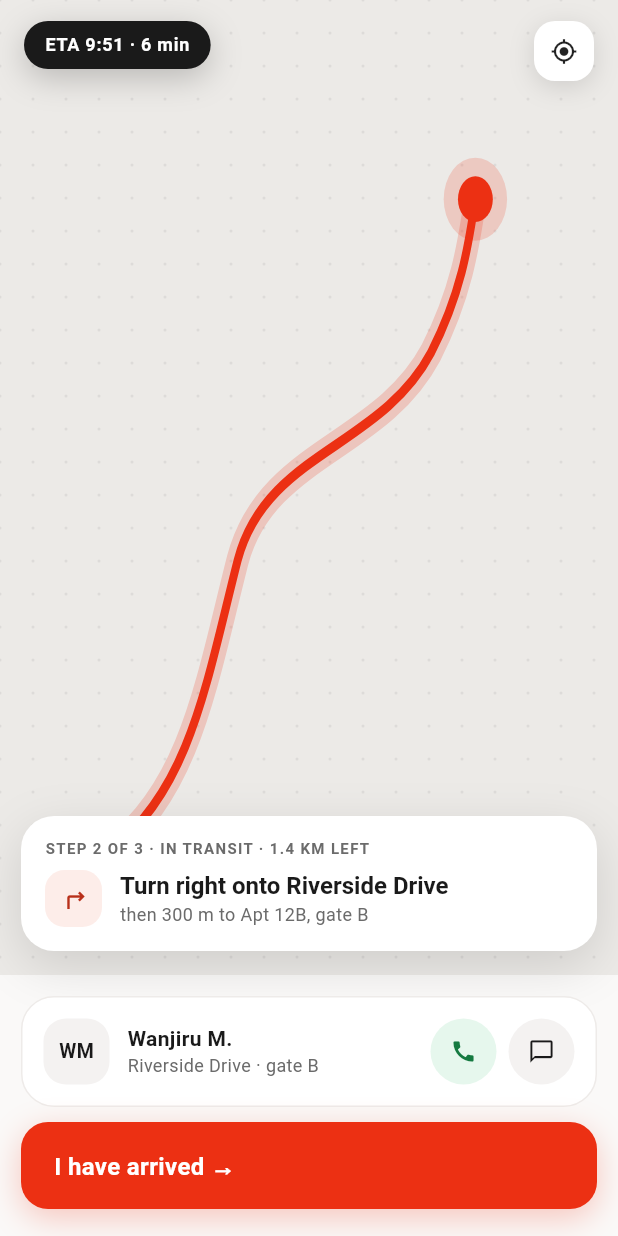
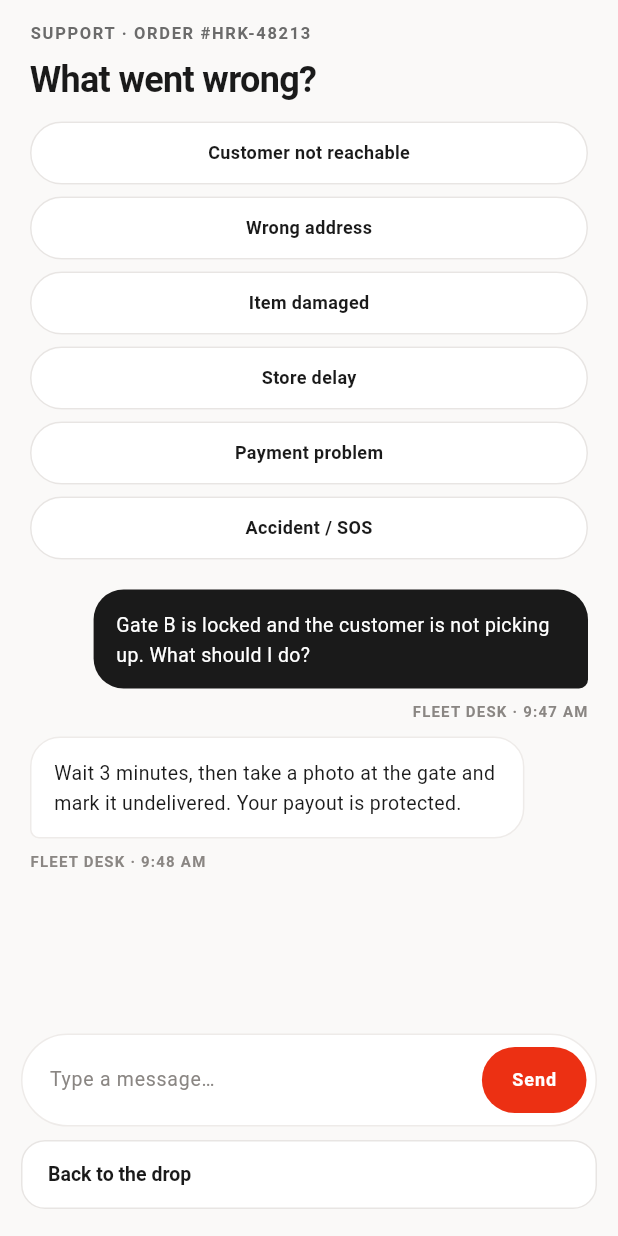
Before and after one commit to harrakaquick-dotcom/Delivery_app, a Flutter app: the RideScreen screen opened by its route, after a tap on the "chat bubble outline" icon, on a phone screen of 412 x 824 dp. Run offline on Flutter 3.47's test engine with Material 3 defaults, Android fonts, the phone set to English and light mode, and no system bars; our stand-ins replace flutter_riverpod, flutter_svg; Roboto replaces fonts that are missing (Archivo).

Commit message:
Add support chat screen and wire message, tool and help entry points
Co-Authored-By: Claude Sonnet 5 <noreply@anthropic.com>

```diff
--- a/lib/core/routing/app_router.dart
+++ b/lib/core/routing/app_router.dart
@@ -9,6 +9,7 @@ import '../../features/delivery/presentation/screens/order_completed_screen.dart
 import '../../features/delivery/presentation/screens/order_request_screen.dart';
 import '../../features/delivery/presentation/screens/ride_screen.dart';
 import '../../features/delivery/presentation/screens/store_pickup_screen.dart';
+import '../../features/support/presentation/screens/support_screen.dart';
 import '../../features/shell/presentation/screens/main_shell.dart';
 import '../../features/splash/presentation/screens/splash_screen.dart';
 import 'route_names.dart';
@@ -46,6 +47,8 @@ class AppRouter {
         return const CollectPaymentScreen();
       case RouteNames.done:
         return const OrderCompletedScreen();
+      case RouteNames.support:
+        return SupportScreen(orderId: settings.arguments as String?);
       case RouteNames.splash:
       default:
         return const SplashScreen();
--- a/lib/core/routing/route_names.dart
+++ b/lib/core/routing/route_names.dart
@@ -13,4 +13,5 @@ class RouteNames {
   static const String deliver = '/deliver';
   static const String cash = '/cash';
   static const String done = '/done';
+  static const String support = '/support';
 }
--- a/lib/features/delivery/presentation/screens/ride_screen.dart
+++ b/lib/features/delivery/presentation/screens/ride_screen.dart
@@ -142,7 +142,12 @@ class RideScreen extends ConsumerWidget {
                           icon: Icons.chat_bubble_outline,
                           background: AppColors.surface,
                           foreground: AppColors.textPrimary,
-                          onTap: onMessage ?? () {},
+                          onTap:
+                              onMessage ??
+                              () => Navigator.of(context).pushNamed(
+                                RouteNames.support,
+                                arguments: order.id,
+                              ),
                         ),
                       ],
                     ),
--- a/lib/features/shell/presentation/screens/main_shell.dart
+++ b/lib/features/shell/presentation/screens/main_shell.dart
@@ -41,8 +41,9 @@ class MainShell extends ConsumerWidget {
                     Navigator.of(context).pushNamed(RouteNames.cash);
                   case ShiftToolTarget.incentives:
                     Navigator.of(context).pushNamed(RouteNames.done);
+                  case ShiftToolTarget.support:
+                    Navigator.of(context).pushNamed(RouteNames.support);
                   case ShiftToolTarget.slots:
-                  case ShiftToolTarget.support:
                     break;
                 }
               },
@@ -52,7 +53,10 @@ class MainShell extends ConsumerWidget {
             const OrdersScreen(),
             const EarningsScreen(),
             const NotificationsScreen(),
-            const ProfileScreen(),
+            ProfileScreen(
+              onOpenHelp: () =>
+                  Navigator.of(context).pushNamed(RouteNames.support),
+            ),
           ],
         ),
       ),
--- /dev/null
+++ b/lib/features/support/data/sample_support.dart
@@ -0,0 +1,27 @@
+import '../domain/entities/chat_message.dart';
+
+/// Quick-pick issue chips.
+const List<String> sampleIssues = [
+  'Customer not reachable',
+  'Wrong address',
+  'Item damaged',
+  'Store delay',
+  'Payment problem',
+  'Accident / SOS',
+];
+
+/// Demo opening thread.
+const List<ChatMessage> sampleThread = [
+  ChatMessage(
+    text:
+        'Gate B is locked and the customer is not picking up. What should I do?',
+    fromAgent: true,
+    stamp: 'Fleet desk · 9:47 AM',
+  ),
+  ChatMessage(
+    text:
+        'Wait 3 minutes, then take a photo at the gate and mark it undelivered. Your payout is protected.',
+    fromAgent: false,
+    stamp: 'Fleet desk · 9:48 AM',
+  ),
+];
--- /dev/null
+++ b/lib/features/support/domain/entities/chat_message.dart
@@ -0,0 +1,16 @@
+/// One message in the support thread.
+class ChatMessage {
+  const ChatMessage({
+    required this.text,
+    required this.fromAgent,
+    required this.stamp,
+  });
+
+  final String text;
+
+  /// True for the rider's own bubbles, false for the fleet desk.
+  final bool fromAgent;
+
+  /// Caption under the bubble, e.g. `Fleet desk · 9:47 AM`.
+  final String stamp;
+}
--- /dev/null
+++ b/lib/features/support/presentation/screens/support_screen.dart
@@ -0,0 +1,259 @@
+import 'package:flutter/material.dart';
+
+import '../../../../core/constants/app_colors.dart';
+import '../../../../core/constants/app_spacing.dart';
+import '../../../../core/constants/app_text_styles.dart';
+import '../../../../core/widgets/secondary_button.dart';
+import '../../../../core/widgets/section_label.dart';
+import '../../data/sample_support.dart';
+import '../../domain/entities/chat_message.dart';
+
+/// Support: issue first, so the fleet desk opens with context.
+class SupportScreen extends StatefulWidget {
+  const SupportScreen({super.key, this.orderId});
+
+  /// Order the issue is about, e.g. `#HRK-48213`; omitted when opened from a tab.
+  final String? orderId;
+
+  @override
+  State<SupportScreen> createState() => _SupportScreenState();
+}
+
+class _SupportScreenState extends State<SupportScreen> {
+  final TextEditingController _input = TextEditingController();
+  final List<ChatMessage> _messages = [...sampleThread];
+
+  @override
+  void dispose() {
+    _input.dispose();
+    super.dispose();
+  }
+
+  void _send() {
+    final text = _input.text.trim();
+    if (text.isEmpty) return;
+    setState(() {
+      _messages.add(
+        ChatMessage(text: text, fromAgent: true, stamp: 'You · now'),
+      );
+      _input.clear();
+    });
+  }
+
+  @override
+  Widget build(BuildContext context) {
+    final orderId = widget.orderId;
+    return Scaffold(
+      body: SafeArea(
+        child: Column(
+          children: [
+            Padding(
+              padding: const EdgeInsets.fromLTRB(20, 14, 20, 0),
+              child: Column(
+                crossAxisAlignment: CrossAxisAlignment.start,
+                children: [
+                  SectionLabel(
+                    orderId == null ? 'Support' : 'Support · order $orderId',
+                  ),
+                  const SizedBox(height: 8),
+                  Text(
+                    'What went wrong?',
+                    style: AppTextStyles.headingLarge.copyWith(
+                      fontSize: 24,
+                      height: 1.2,
+                    ),
+                  ),
+                  const SizedBox(height: 14),
+                  Wrap(
+                    spacing: 8,
+                    runSpacing: 8,
+                    children: [
+                      for (final issue in sampleIssues)
+                        _IssueChip(
+                          label: issue,
+                          onTap: () => setState(() => _input.text = issue),
+                        ),
+                    ],
+                  ),
+                ],
+              ),
+            ),
+            Expanded(
+              child: ListView(
+                padding: const EdgeInsets.fromLTRB(20, 20, 20, 10),
+                children: [for (final m in _messages) _Bubble(message: m)],
+              ),
+            ),
+            Padding(
+              padding: const EdgeInsets.fromLTRB(14, 4, 14, 18),
+              child: Column(
+                mainAxisSize: MainAxisSize.min,
+                children: [
+                  _Composer(controller: _input, onSend: _send),
+                  const SizedBox(height: 9),
+                  SecondaryButton(
+                    label: 'Back to the drop',
+                    height: 46,
+                    onPressed: () => Navigator.of(context).maybePop(),
+                  ),
+                ],
+              ),
+            ),
+          ],
+        ),
+      ),
+    );
+  }
+}
+
+/// Outlined quick-pick pill.
+class _IssueChip extends StatelessWidget {
+  const _IssueChip({required this.label, required this.onTap});
+
+  final String label;
+  final VoidCallback onTap;
+
+  @override
+  Widget build(BuildContext context) {
+    return Material(
+      color: AppColors.card,
+      shape: const StadiumBorder(
+        side: BorderSide(color: AppColors.borderStrong),
+      ),
+      child: InkWell(
+        onTap: onTap,
+        customBorder: const StadiumBorder(),
+        child: Container(
+          height: 42,
+          padding: const EdgeInsets.symmetric(horizontal: 15),
+          alignment: Alignment.center,
+          child: Text(
+            label,
+            style: AppTextStyles.titleSmall.copyWith(fontSize: 12, height: 1),
+          ),
+        ),
+      ),
+    );
+  }
+}
+
+/// A chat bubble with its caption; the rider's are ink, the desk's are white.
+class _Bubble extends StatelessWidget {
+  const _Bubble({required this.message});
+
+  final ChatMessage message;
+
+  @override
+  Widget build(BuildContext context) {
+    final mine = message.fromAgent;
+    final radius = mine
+        ? const BorderRadius.only(
+            topLeft: Radius.circular(20),
+            topRight: Radius.circular(20),
+            bottomLeft: Radius.circular(20),
+            bottomRight: Radius.circular(6),
+          )
+        : const BorderRadius.only(
+            topLeft: Radius.circular(20),
+            topRight: Radius.circular(20),
+            bottomLeft: Radius.circular(6),
+            bottomRight: Radius.circular(20),
+          );
+    return Padding(
+      padding: const EdgeInsets.only(bottom: 10),
+      child: Column(
+        crossAxisAlignment: mine
+            ? CrossAxisAlignment.end
+            : CrossAxisAlignment.start,
+        children: [
+          ConstrainedBox(
+            constraints: BoxConstraints(
+              maxWidth: MediaQuery.sizeOf(context).width * 0.8,
+            ),
+            child: Container(
+              padding: const EdgeInsets.symmetric(horizontal: 15, vertical: 13),
+              decoration: BoxDecoration(
+                color: mine ? AppColors.ink : AppColors.card,
+                borderRadius: radius,
+                border: mine ? null : Border.all(color: AppColors.border),
+              ),
+              child: Text(
+                message.text,
+                style: AppTextStyles.bodyMedium.copyWith(
+                  fontSize: 13,
+                  height: 1.55,
+                  color: mine ? Colors.white : AppColors.textPrimary,
+                ),
+              ),
+            ),
+          ),
+          const SizedBox(height: 10),
+          Text(
+            message.stamp.toUpperCase(),
+            style: AppTextStyles.chip.copyWith(
+              color: AppColors.textTertiary,
+              letterSpacing: 0.8,
+              height: 1.2,
+            ),
+          ),
+        ],
+      ),
+    );
+  }
+}
+
+/// Pill text field with a red Send button.
+class _Composer extends StatelessWidget {
+  const _Composer({required this.controller, required this.onSend});
+
+  final TextEditingController controller;
+  final VoidCallback onSend;
+
+  @override
+  Widget build(BuildContext context) {
+    return Container(
+      padding: const EdgeInsets.fromLTRB(18, 6, 6, 6),
+      decoration: BoxDecoration(
+        color: AppColors.card,
+        borderRadius: BorderRadius.circular(AppSpacing.radiusPill),
+        border: Border.all(color: AppColors.border),
+      ),
+      child: Row(
+        children: [
+          Expanded(
+            child: TextField(
+              controller: controller,
+              onSubmitted: (_) => onSend(),
+              cursorColor: AppColors.primary,
+              style: AppTextStyles.bodyMedium.copyWith(
+                fontSize: 13,
+                color: AppColors.textPrimary,
+              ),
+              decoration: const InputDecoration(
+                hintText: 'Type a message…',
+                hintStyle: TextStyle(color: AppColors.textTertiary),
+                border: InputBorder.none,
+                isDense: true,
+              ),
+            ),
+          ),
+          const SizedBox(width: 9),
+          FilledButton(
+            onPressed: onSend,
+            style: FilledButton.styleFrom(
+              backgroundColor: AppColors.primary,
+              minimumSize: const Size(0, 44),
+              padding: const EdgeInsets.symmetric(horizontal: 20),
+              shape: const StadiumBorder(),
+              textStyle: AppTextStyles.chip.copyWith(
+                fontSize: 12,
+                letterSpacing: 0.6,
+              ),
+            ),
+            child: const Text('Send'),
+          ),
+        ],
+      ),
+    );
+  }
+}
```
Also changed, not shown: 1 other file.
